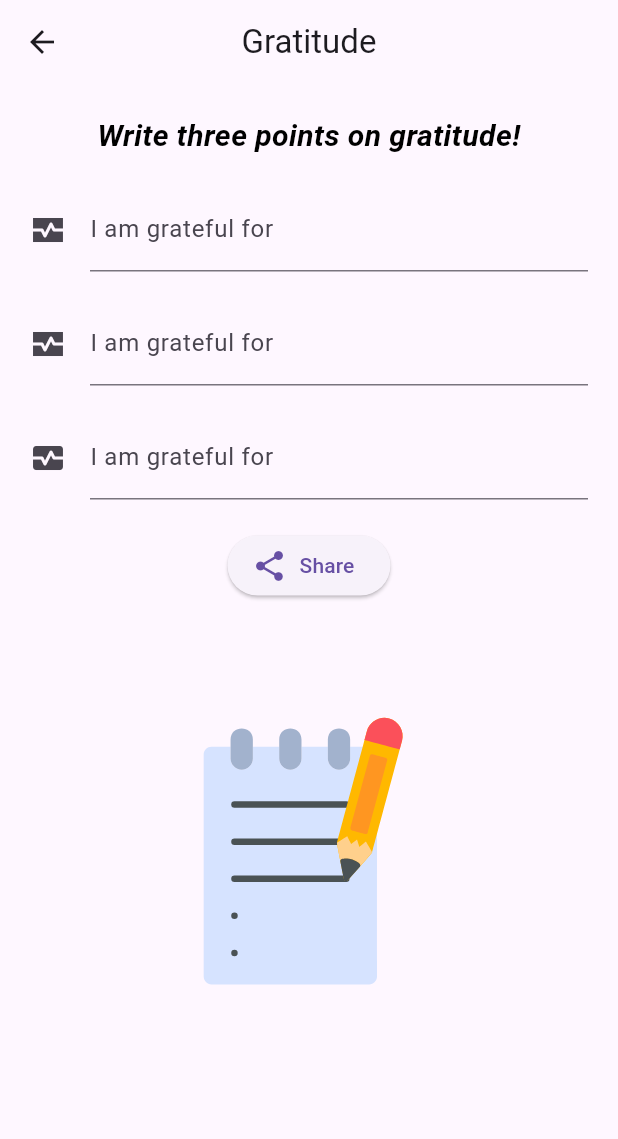
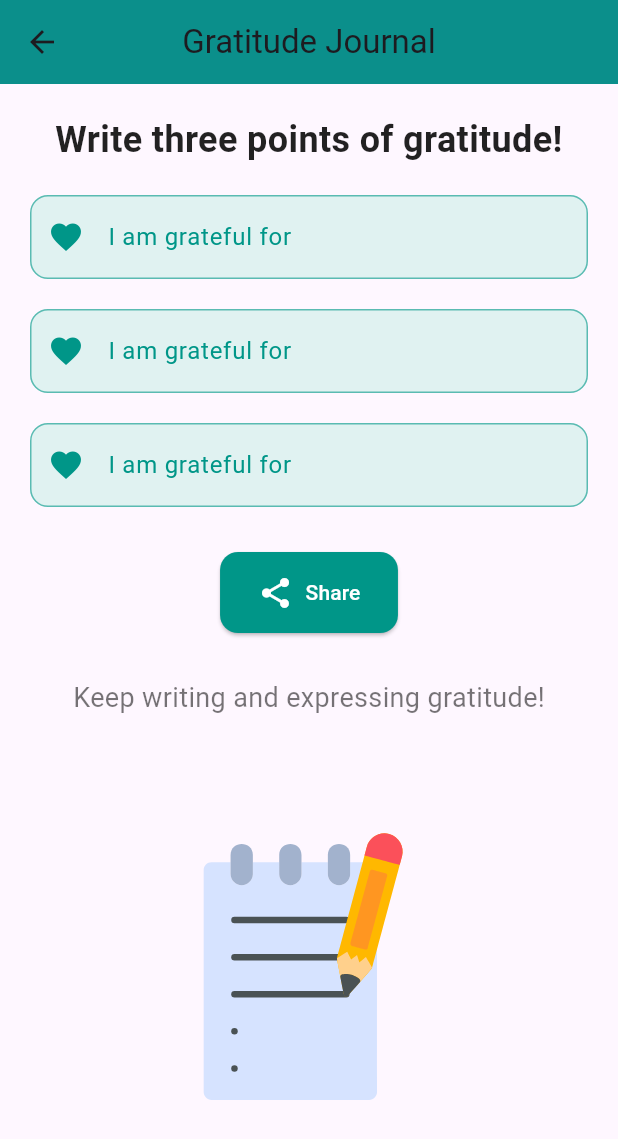
Before and after one commit to racchittt/gen_ai, a Flutter app: the Journal screen opened directly, on a phone screen of 412 x 824 dp. Shown: the top 1139 px of the screen. Run offline on Flutter 3.47's test engine with Material 3 defaults, Android fonts, the phone set to English and light mode, and no system bars; our stand-ins replace circular_countdown_timer, google_fonts, lottie; network calls fail.

```diff
--- a/lib/pages/community.dart
+++ b/lib/pages/community.dart
@@ -1,4 +1,5 @@
 import 'package:flutter/material.dart';
+import 'package:intl/intl.dart';
 
 class CommunityPage extends StatefulWidget {
   @override
@@ -6,16 +7,36 @@ class CommunityPage extends StatefulWidget {
 }
 
 class _CommunityPageState extends State<CommunityPage> {
-  final List<String> _posts = [];
+  final List<Map<String, dynamic>> _posts = [];
   final _controller = TextEditingController();
 
   void _addPost() {
     if (_controller.text.isNotEmpty) {
       setState(() {
-        _posts.add(_controller.text);
+        _posts.add({
+          'content': _controller.text,
+          'timestamp': DateTime.now(),
+          'likes': 0,
+        });
         _controller.clear();
       });
     }
+  }
+
+  void _likePost(int index) {
+    setState(() {
+      _posts[index]['likes'] += 1;
+    });
+  }
+
+  void _deletePost(int index) {
+    setState(() {
+      _posts.removeAt(index);
+    });
+  }
+
+  String _formatTimestamp(DateTime timestamp) {
+    return DateFormat('dd/MM/yyyy HH:mm').format(timestamp);
   }
 
   @override
@@ -37,14 +58,36 @@ class _CommunityPageState extends State<CommunityPage> {
                 : ListView.builder(
                     itemCount: _posts.length,
                     itemBuilder: (context, index) {
-                      return ListTile(
-                        title: Text(_posts[index]),
+                      final post = _posts[index];
+                      return Card(
+                        margin: const EdgeInsets.symmetric(
+                            vertical: 8.0, horizontal: 16.0),
+                        color: const Color(0xFFC5C5C5),
+                        child: ListTile(
+                          title: Text(post['content']),
+                          subtitle: Text(
+                              'Posted on ${_formatTimestamp(post['timestamp'])}'),
+                          trailing: Row(
+                            mainAxisSize: MainAxisSize.min,
+                            children: [
+                              IconButton(
+                                icon: Icon(Icons.thumb_up_off_alt_rounded),
+                                onPressed: () => _likePost(index),
+                              ),
+                              Text('${post['likes']}'),
+                              IconButton(
+                                icon: Icon(Icons.delete),
+                                onPressed: () => _deletePost(index),
+                              ),
+                            ],
+                          ),
+                        ),
                       );
                     },
                   ),
           ),
           Padding(
-            padding: const EdgeInsets.all(8.0),
+            padding: const EdgeInsets.all(10.0),
             child: Row(
               children: <Widget>[
                 Expanded(
@@ -53,6 +96,7 @@ class _CommunityPageState extends State<CommunityPage> {
                     decoration: InputDecoration(
                       labelText: 'Enter your post',
                       border: OutlineInputBorder(),
+                      prefixIcon: Icon(Icons.edit),
                     ),
                   ),
                 ),
--- a/lib/pages/journal.dart
+++ b/lib/pages/journal.dart
@@ -24,73 +24,81 @@ class _JournalState extends State<Journal> {
 
   @override
   Widget build(BuildContext context) {
+    final themeColor = Colors.teal;
+
     return Scaffold(
       appBar: AppBar(
-        title: const Text("Gratitude"),
+        title: const Text("Gratitude Journal"),
         centerTitle: true,
+        backgroundColor: themeColor,
+        elevation: 5,
       ),
       body: SafeArea(
         child: SingleChildScrollView(
           child: Padding(
             padding: const EdgeInsets.all(20),
             child: Column(
-              mainAxisSize: MainAxisSize.min,
+              crossAxisAlignment: CrossAxisAlignment.stretch,
               children: [
                 const Text(
-                  'Write three points on gratitude!',
+                  'Write three points of gratitude!',
                   style: TextStyle(
-                    fontSize: 20.0,
-                    color: Colors.black,
-                    fontStyle: FontStyle.italic,
+                    fontSize: 24.0,
+                    color: Colors.black87,
                     fontWeight: FontWeight.bold,
                   ),
                   textAlign: TextAlign.center,
                 ),
                 const SizedBox(height: 20),
-                TextField(
-                  controller: field1,
-                  decoration: const InputDecoration(
-                    labelText: "I am grateful for",
-                    icon: Icon(Icons.monitor_heart_sharp),
-                  ),
-                  keyboardType: TextInputType.text,
-                  textInputAction: TextInputAction.done,
+                AnimatedContainer(
+                  duration: Duration(seconds: 1),
+                  curve: Curves.easeInOut,
+                  child:
+                      _buildTextField(field1, "I am grateful for", themeColor),
                 ),
                 const SizedBox(height: 20),
-                TextField(
-                  controller: field2,
-                  decoration: const InputDecoration(
-                    labelText: "I am grateful for",
-                    icon: Icon(Icons.monitor_heart_sharp),
-                  ),
-                  keyboardType: TextInputType.text,
-                  textInputAction: TextInputAction.done,
+                AnimatedContainer(
+                  duration: Duration(seconds: 1),
+                  curve: Curves.easeInOut,
+                  child:
+                      _buildTextField(field1, "I am grateful for", themeColor),
                 ),
                 const SizedBox(height: 20),
-                TextField(
-                  controller: field3,
-                  decoration: const InputDecoration(
-                    labelText: "I am grateful for",
-                    icon: Icon(Icons.monitor_heart_rounded),
+                AnimatedContainer(
+                  duration: Duration(seconds: 1),
+                  curve: Curves.easeInOut,
+                  child:
+                      _buildTextField(field1, "I am grateful for", themeColor),
+                ),
+                const SizedBox(height: 30),
+                Center(
+                  child: ElevatedButton.icon(
+                    onPressed: () {
+                      // Share functionality
+                    },
+                    icon: const Icon(Icons.share,
+                        size: 24.0, color: Colors.white),
+                    label: const Text('Share',
+                        style: TextStyle(color: Colors.white)),
+                    style: ElevatedButton.styleFrom(
+                      backgroundColor: themeColor,
+                      shape: RoundedRectangleBorder(
+                        borderRadius: BorderRadius.circular(12),
+                      ),
+                      padding: const EdgeInsets.symmetric(
+                          vertical: 15, horizontal: 25),
+                    ),
                   ),
-                  keyboardType: TextInputType.text,
-                  textInputAction: TextInputAction.done,
                 ),
-                const SizedBox(height: 20),
-                Row(
-                  mainAxisAlignment: MainAxisAlignment.center,
-                  children: [
-                    ElevatedButton.icon(
-                      onPressed: () {
-                        // Share functionality here
-                      },
-                      icon: const Icon(
-                        Icons.share,
-                        size: 24.0,
-                      ),
-                      label: const Text('Share'),
+                const SizedBox(height: 30),
+                const Center(
+                  child: Text(
+                    'Keep writing and expressing gratitude!',
+                    style: TextStyle(
+                      fontSize: 18,
+                      color: Colors.black54,
                     ),
-                  ],
+                  ),
                 ),
                 const SizedBox(height: 20),
                 const LottieWidget(path: 'assets/animations/writing.json'),
@@ -101,4 +109,28 @@ class _JournalState extends State<Journal> {
       ),
     );
   }
+
+  Widget _buildTextField(
+      TextEditingController controller, String labelText, Color themeColor) {
+    return TextField(
+      controller: controller,
+      decoration: InputDecoration(
+        labelText: labelText,
+        labelStyle: TextStyle(color: themeColor),
+        focusedBorder: OutlineInputBorder(
+          borderRadius: BorderRadius.circular(12),
+          borderSide: BorderSide(color: themeColor, width: 2),
+        ),
+        enabledBorder: OutlineInputBorder(
+          borderRadius: BorderRadius.circular(12),
+          borderSide: BorderSide(color: themeColor.withOpacity(0.6), width: 1),
+        ),
+        prefixIcon: Icon(Icons.favorite, color: themeColor),
+        filled: true,
+        fillColor: Colors.teal.shade50,
+      ),
+      keyboardType: TextInputType.text,
+      textInputAction: TextInputAction.done,
+    );
+  }
 }
--- a/pubspec.yaml
+++ b/pubspec.yaml
@@ -38,6 +38,7 @@ dependencies:
   lottie: ^3.1.2
   circular_countdown_timer: ^0.2.4
   http: ^1.2.2
+  intl: ^0.19.0
 
 dev_dependencies:
   flutter_test:
```
Also changed, not shown: pubspec.lock.
